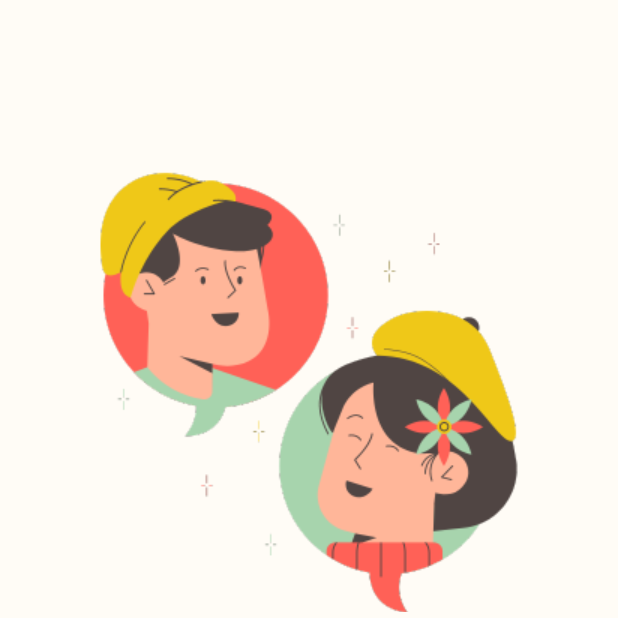
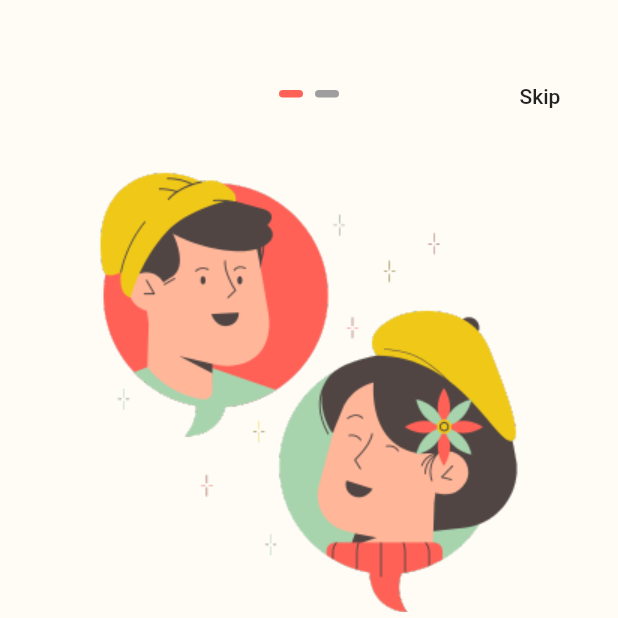
Before and after one commit to mynrjad/celita_app, a Flutter app: the screen it shows after launch, on a phone screen of 412 x 824 dp, the top half of it. Run offline on Flutter 3.47's test engine with Material 2 defaults, Android fonts, the phone set to English and light mode, and no system bars; drawn by our look-alikes of liquid_swipe, smooth_page_indicator; our stand-ins replace google_fonts, rive; Roboto replaces fonts that are missing (Aladin).

Commit message:
Added buttons and active index on Onboarding screen.

```diff
--- a/lib/components/features/authentication/screens/onboarding screen/onboarding_screen.dart
+++ b/lib/components/features/authentication/screens/onboarding screen/onboarding_screen.dart
@@ -4,6 +4,7 @@ import 'package:celita/components/constants/sizes.dart';
 import 'package:celita/components/features/authentication/models/model_onboarding.dart';
 import 'package:flutter/material.dart';
 import 'package:liquid_swipe/liquid_swipe.dart';
+import 'package:smooth_page_indicator/smooth_page_indicator.dart';
 import '../../../../constants/text_strings.dart';
 import 'onboarding_page_widget.dart';
 
@@ -34,26 +35,57 @@ class CEppOnboardingScreen extends StatelessWidget {
         bgColor: CEppOnboardingColor,
       )),
     ];
+    final controller = LiquidController();
 
     return Scaffold(
         body: Stack(
       alignment: Alignment.center,
       children: [
-        LiquidSwipe(pages: pages),
+        LiquidSwipe(
+          pages: pages,
+          liquidController: controller,
+        ),
+
+        //Button
         Positioned(
-          bottom:60.0,
-          child: OutlinedButton(onPressed: () {  },
+          bottom: 60.0,
+          child: OutlinedButton(
+            onPressed: () {},
             style: ElevatedButton.styleFrom(
               shape: const CircleBorder(),
               foregroundColor: Colors.white,
-            ), child: Container(
+            ),
+            child: Container(
               padding: const EdgeInsets.all(40),
               decoration: const BoxDecoration(
-                color: CEppSecondaryColor, shape: BoxShape.circle,
+                color: CEppSecondaryColor,
+                shape: BoxShape.circle,
               ),
               child: Icon(Icons.arrow_forward_ios),
-            ),),
+            ),
+          ),
+        ),
+        //Skip
+        Positioned(
+          top: 40,
+          right: 20,
+          child: TextButton(
+            onPressed: () {},
+            child: const Text("Skip", style: TextStyle(color: Colors.black87)),
+          ),
+        ),
+        //Active Index
+        Positioned(
+          top: 60,
+          child: AnimatedSmoothIndicator(
+            count: 2,
+            activeIndex: controller.currentPage,
+            effect: WormEffect(
+              activeDotColor: Color(0xFFFF6157),
+              dotHeight: 5.0,
+            ),
           )
+        ),
       ],
     ));
   }
```
Lines whose indentation alone changed are shown as unchanged.
